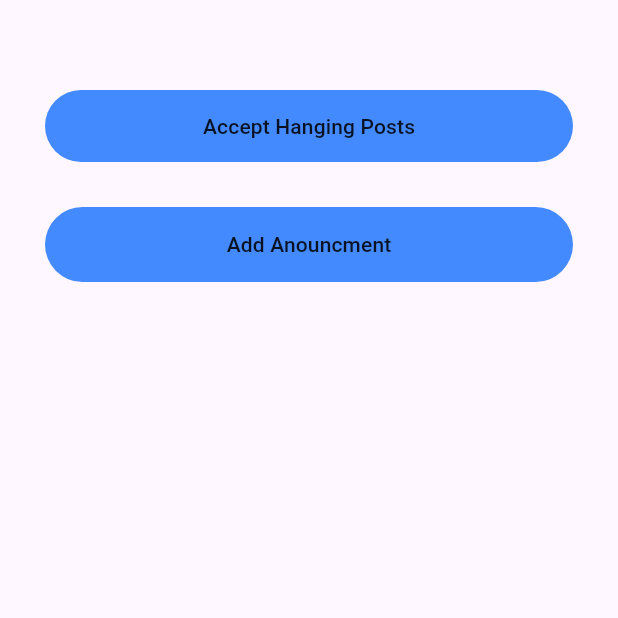
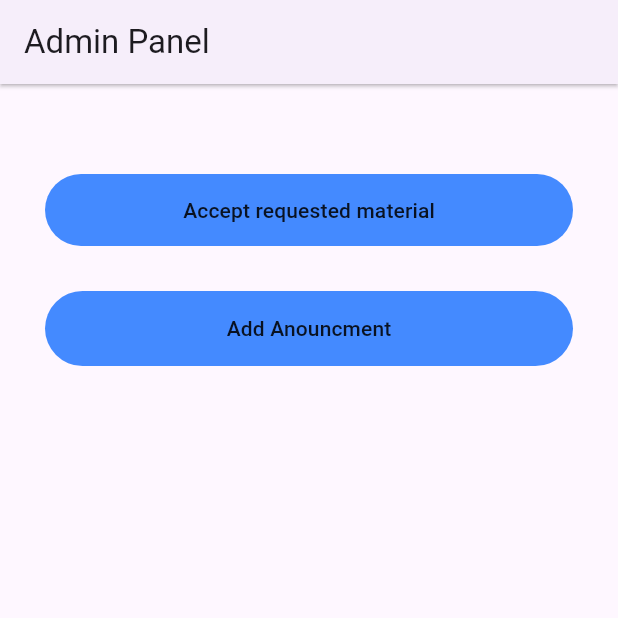
Before and after one commit to IOTeamDev/fcisLOL-mobile, a Flutter app: the AdminPanal screen opened directly, on a phone screen of 412 x 824 dp, the top half of it. Run offline on Flutter 3.47's test engine with Material 3 defaults, Android fonts, the phone set to English and light mode, and no system bars; our stand-ins replace awesome_dialog, bloc, carousel_slider, dio, flutter_bloc, flutter_vector_icons and 5 more; accounts and stored records are empty.

Commit message:
update Admin panel
Adding Requested Material Approval Screen
Adjusting the Navigation to the requests screen

```diff
--- a/devtools_options.yaml
+++ b/devtools_options.yaml
@@ -1,3 +1,4 @@
 description: This file stores settings for Dart & Flutter DevTools.
 documentation: https://docs.flutter.dev/tools/devtools/extensions#configure-extension-enablement-states
 extensions:
+  - provider: true
--- a/lib/admin/screens/admin_panal.dart
+++ b/lib/admin/screens/admin_panal.dart
@@ -1,5 +1,7 @@
 import 'package:flutter/material.dart';
 import 'package:lol/admin/screens/add_anouncment.dart';
+import 'package:lol/admin/screens/requests.dart';
+import 'package:lol/main.dart';
 import 'package:lol/utilities/navigation.dart';
 
 class AdminPanal extends StatelessWidget {
@@ -8,25 +10,31 @@ class AdminPanal extends StatelessWidget {
   @override
   Widget build(BuildContext context) {
     return Scaffold(
+      appBar: AppBar(elevation: 1, shadowColor: Colors.black, title: Text('Admin Panel'),),
       body: Container(
         child: Column(
           crossAxisAlignment: CrossAxisAlignment.center,
           children: [
-            SizedBox(
+            SizedBox
+            (
               height: 60,
             ),
 
-// Container(width: double.infinity,child: T)
-            Container(
-                margin: EdgeInsets.only(left: 30, right: 30, bottom: 30),
-                width: double.infinity,
-                decoration: BoxDecoration(
-                    color: Colors.blueAccent,
-                    borderRadius: BorderRadius.circular(40)),
-                child: MaterialButton(
-                  onPressed: () {},
-                  child: Text("Accept Hanging Posts"),
-                )),
+            Container
+            (
+              margin: EdgeInsets.only(left: 30, right: 30, bottom: 30),
+              width: double.infinity,
+              decoration: BoxDecoration
+              (
+                color: Colors.blueAccent,
+                borderRadius: BorderRadius.circular(40)
+              ),
+              child: MaterialButton
+              (
+                onPressed: () {navigate(context, Requests());},
+                child: Text("Accept requested material"),
+              )
+            ),
             Container(
               height: 50,
                 margin: EdgeInsets.only(left: 30, right: 30, bottom: 30),
--- a/lib/main.dart
+++ b/lib/main.dart
@@ -1,4 +1,5 @@
 import 'package:flutter_bloc/flutter_bloc.dart';
+import 'package:lol/admin/screens/admin_panal.dart';
 import 'package:lol/utilities/shared_prefrence.dart';
 
 import 'auth/screens/login.dart';
@@ -49,7 +50,7 @@ class App extends StatelessWidget {
   @override
   Widget build(BuildContext context) {
     return const MaterialApp(
-      home: Home(),
+      home: AdminPanal(),
       debugShowCheckedModeBanner: false,
     );
   }
```
Also changed, not shown: lib/admin/screens/add_anouncment.dart (+11 -11 lines), lib/admin/screens/requests.dart (added, +19 -0 lines), pubspec.lock.
